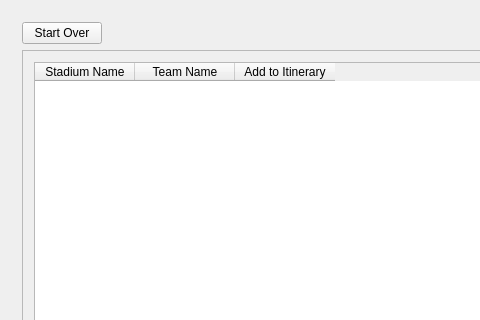
xavierliancw/Based-Itinerary, file Baseball-Itinerary-Program/primewin.ui: the form before one commit; both pictures show x 0 to 480 and y 0 to 320 of the 913 by 563 pixel window.
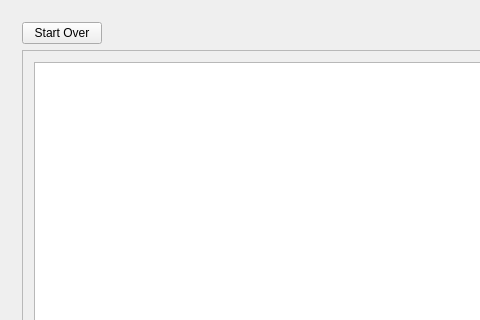
The form after the commit. The open tabs and pages were chosen to show the change.

The edit to the form file:
```diff
--- a/Baseball-Itinerary-Program/primewin.ui
+++ b/Baseball-Itinerary-Program/primewin.ui
@@ -834,7 +834,7 @@
            <item>
             <widget class="QTableWidget" name="tableWidget">
              <attribute name="horizontalHeaderVisible">
-              <bool>true</bool>
+              <bool>false</bool>
              </attribute>
              <attribute name="verticalHeaderVisible">
               <bool>false</bool>
```
Left out of the diff: 2 changed lines with no effect on the pictures.
